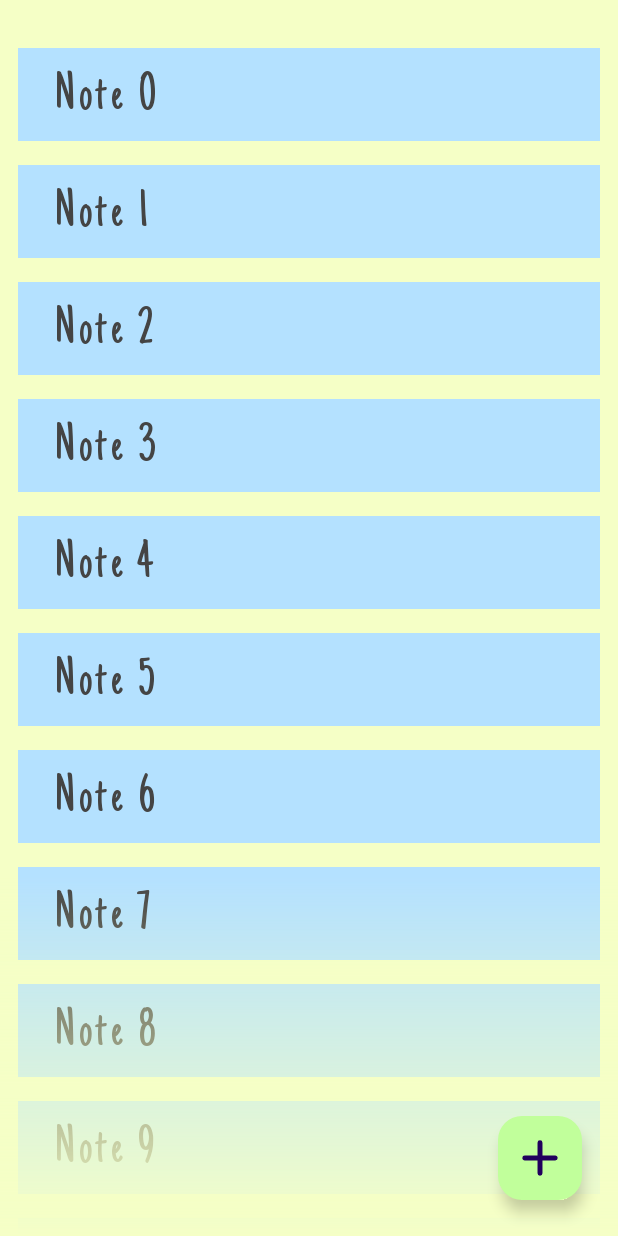
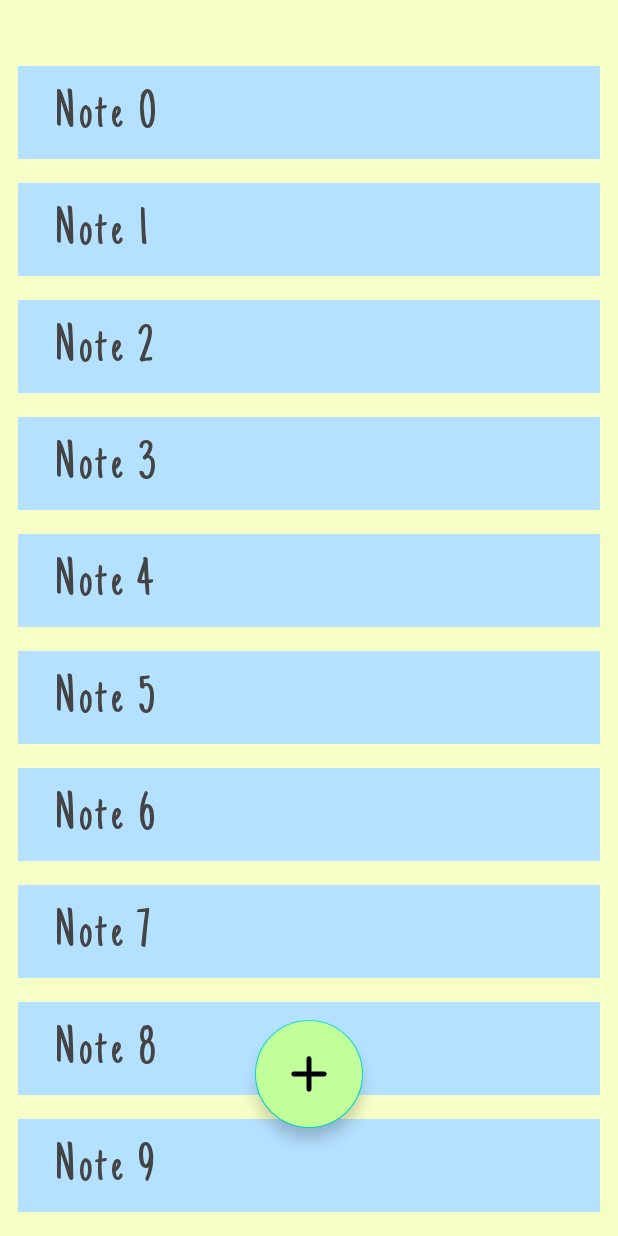
Before and after one commit to The-uncanny-valley/UnicornShoppingList, an Android app: the screen it shows after launch (MainActivity), on a phone screen of 412 x 824 dp. Run offline under Robolectric (Android 15) with nearby library versions, the phone set to English and light mode, and no system bars.

Commit message:
Polish UI for improved appearance and user experience

```diff
--- a/app/src/main/res/layout-sw600dp-land/activity_main.xml
+++ b/app/src/main/res/layout-sw600dp-land/activity_main.xml
@@ -2,12 +2,14 @@
 <LinearLayout xmlns:android="http://schemas.android.com/apk/res/android"
     android:layout_width="match_parent"
     android:layout_height="match_parent"
+    android:padding="16dp"
     android:orientation="horizontal">
 
     <!-- Container for the list of notes -->
     <FrameLayout
         android:id="@+id/notes_list_container"
         android:layout_width="0dp"
+        android:paddingHorizontal="32dp"
         android:layout_height="match_parent"
         android:layout_weight="1" />
 
--- a/app/src/main/res/layout/fragment_notes_list.xml
+++ b/app/src/main/res/layout/fragment_notes_list.xml
@@ -13,30 +13,22 @@
         android:layout_width="match_parent"
         android:layout_height="match_parent"
         android:clipToPadding="false"
-        android:paddingTop="24dp"
-        android:paddingBottom="96dp"
+        android:paddingTop="36dp"
+        android:paddingBottom="152dp"
         app:layoutManager="androidx.recyclerview.widget.LinearLayoutManager"
         tools:itemCount="3"
         tools:listitem="@layout/note_item" />
-
-    <View
-        android:id="@+id/bottomGradient"
-        android:layout_width="0dp"
-        android:layout_height="240dp"
-        android:background="@drawable/bottom_gradient"
-        app:layout_constraintBottom_toBottomOf="parent"
-        app:layout_constraintEnd_toEndOf="parent"
-        app:layout_constraintStart_toStartOf="parent" />
 
     <com.google.android.material.floatingactionbutton.FloatingActionButton
         android:id="@+id/buttonAddNote"
         android:layout_width="wrap_content"
         android:layout_height="wrap_content"
-        android:layout_marginEnd="24dp"
-        android:layout_marginBottom="24dp"
+        android:layout_marginBottom="72dp"
         android:backgroundTint="@color/primary"
         android:contentDescription="@string/add_note"
+        app:fabCustomSize="72dp"
         app:layout_constraintBottom_toBottomOf="parent"
         app:layout_constraintEnd_toEndOf="parent"
+        app:layout_constraintStart_toStartOf="@+id/recyclerViewNotes"
         app:srcCompat="@drawable/ic_add" />
 </androidx.constraintlayout.widget.ConstraintLayout>
--- a/app/src/main/res/values-night/themes.xml
+++ b/app/src/main/res/values-night/themes.xml
@@ -1,6 +1,6 @@
 <resources xmlns:tools="http://schemas.android.com/tools">
     <!-- Base application theme. -->
-    <style name="Base.Theme.UnicornShoppingList" parent="Theme.Material3.DayNight.NoActionBar">
+    <style name="Base.Theme.UnicornShoppingList" parent="Theme.MaterialComponents.DayNight.NoActionBar">
         <!-- Customize your dark theme here. -->
         <item name="colorPrimary">@color/primary</item>
         <!-- <item name="colorPrimary">@color/my_dark_primary</item> -->
--- a/app/src/main/res/values/themes.xml
+++ b/app/src/main/res/values/themes.xml
@@ -1,6 +1,6 @@
 <resources xmlns:tools="http://schemas.android.com/tools">
     <!-- Base application theme. -->
-    <style name="Base.Theme.UnicornShoppingList" parent="Theme.Material3.DayNight.NoActionBar">
+    <style name="Base.Theme.UnicornShoppingList" parent="Theme.MaterialComponents.DayNight.NoActionBar">
         <!-- Customize your light theme here. -->
         <item name="colorPrimary">@color/primary</item>
         <!-- <item name="colorPrimary">@color/my_light_primary</item> -->
```
